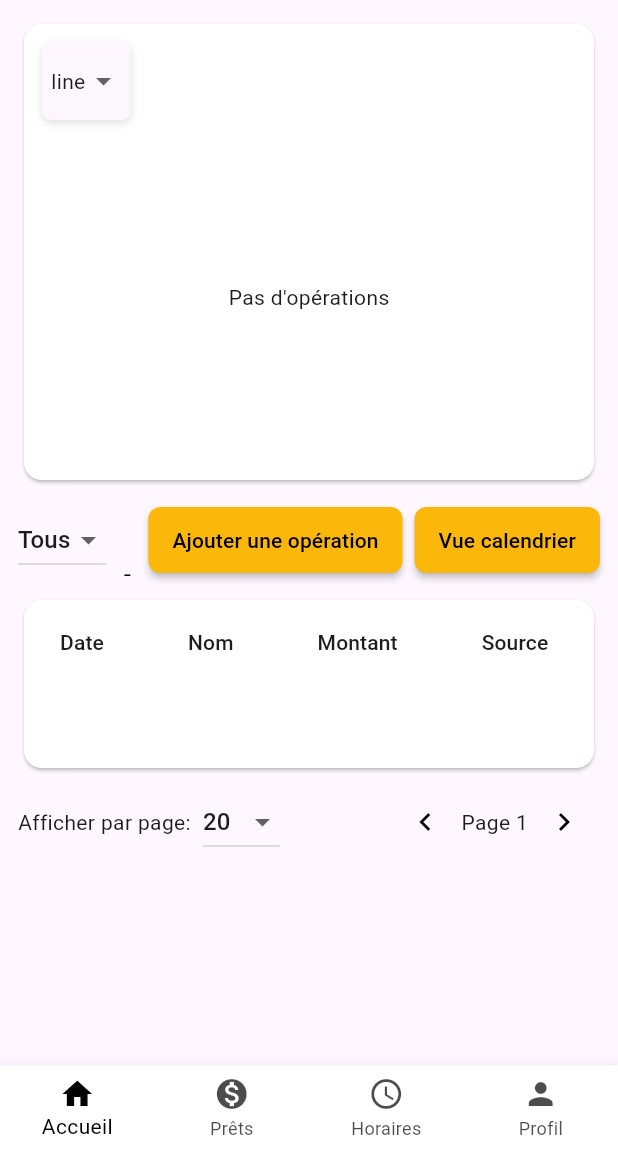
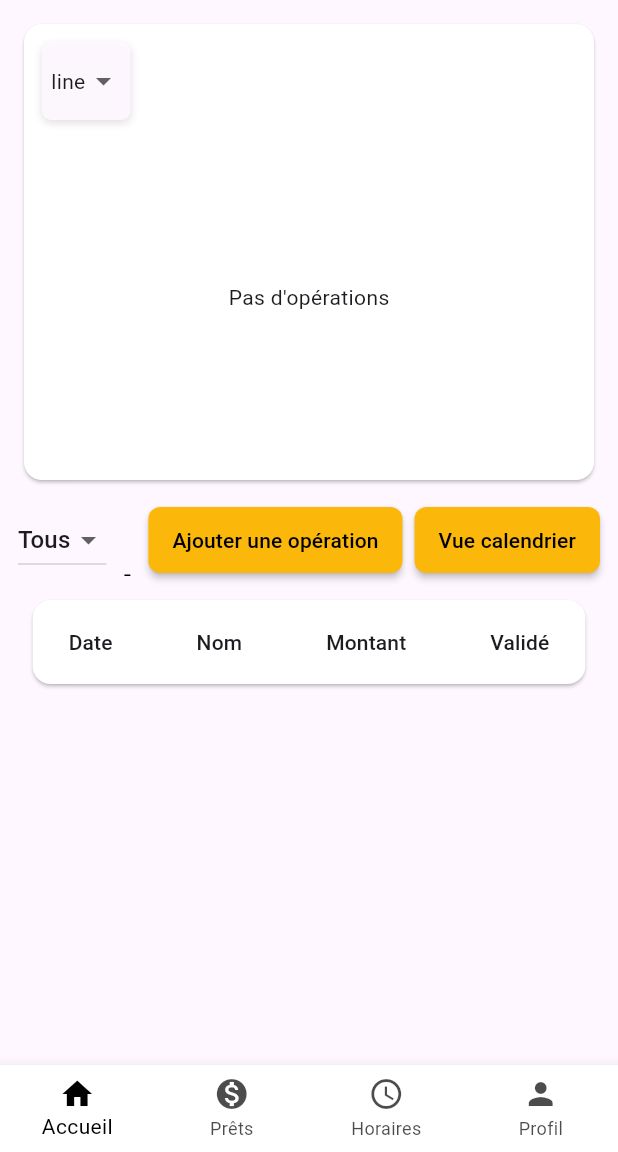
Before and after one commit to FloRobart/econoris_app, a Flutter app: the HomePage screen opened by its route, on a phone screen of 412 x 824 dp, the part 84-1236 px from its top. Run offline on Flutter 3.47's test engine with Material 3 defaults, Android fonts, the light colour scheme and no system bars; our stand-ins replace fl_chart, flutter_dotenv, package_info_plus, shared_preferences, table_calendar; accounts and stored records are empty.

Commit message:
Correction de la page d'accueil

```diff
--- a/lib/pages/home_page.dart
+++ b/lib/pages/home_page.dart
@@ -32,8 +32,7 @@ class _HomePageState extends State<HomePage> {
   final String _sortField = 'operations_date';
   final bool _sortAsc = false;
   String _categoryFilter = 'Tous';
-  int _perPage = 20;
-  int _page = 0;
+  // show only the 15 last operations (no pagination)
 
   @override
   void initState() {
@@ -263,10 +262,7 @@ class _HomePageState extends State<HomePage> {
             child: CalendarPage(operations: ops, onOperationTap: (op) => _openDetail(op)),
           ),
 
-          if (_tableView) Padding(padding: const EdgeInsets.only(top:8.0), child: Row(mainAxisAlignment: MainAxisAlignment.spaceBetween, children: [
-            Row(children: [const Text('Afficher par page:'), const SizedBox(width: 8), DropdownButton<int>(value: _perPage, items: [20,50,100].map((n)=>DropdownMenuItem(value: n, child: Text('$n'))).toList(), onChanged: (v)=> setState(()=>_perPage=v!))]),
-            Row(children: [IconButton(onPressed: ()=> setState(()=> _page = (_page-1).clamp(0,999)), icon: const Icon(Icons.chevron_left)), Text('Page ${_page+1}'), IconButton(onPressed: ()=> setState(()=> _page = _page+1), icon: const Icon(Icons.chevron_right))])
-          ]))
+          // pagination removed: we only show the 15 latest operations
         ]),
         ),
       ),
@@ -274,54 +270,33 @@ class _HomePageState extends State<HomePage> {
   }
 
   Widget _buildTableView(List<Operation> ops) {
-    final start = _page * _perPage;
-    final pageItems = ops.skip(start).take(_perPage).toList();
-
-    // Estimate heights to size the container dynamically.
-    // Defaults match DataTable's defaults: headingRowHeight and dataRowHeight are 56.0.
-    const double headingHeight = 56.0;
-    const double rowHeight = 56.0;
-    // Extra vertical padding inside the Card (approx)
-    const double cardVerticalPadding = 24.0;
-    final maxHeight = MediaQuery.of(context).size.height * 0.56;
-    final desiredHeight = headingHeight + (pageItems.length * rowHeight) + cardVerticalPadding;
-    // Ensure a sensible minimum height (when there are no rows) and clamp to maxHeight
-  final containerHeight = desiredHeight.clamp(120.0, maxHeight);
-
-    return SizedBox(
-      height: containerHeight,
+  // No pagination: show only the 15 most recent operations
+  final pageItems = ops.take(15).toList();
+    // Allow the Card to size itself vertically so the page (outer SingleChildScrollView)
+    // becomes scrollable. Keep horizontal scrolling for wide tables. Add a small
+    // bottom margin so the card doesn't touch the screen edge.
+    return Padding(
+      padding: const EdgeInsets.only(bottom: 12.0),
       child: Card(
-        child: Scrollbar(
-          thumbVisibility: true,
-          child: SingleChildScrollView(
-            // vertical scrolling within the fixed-height box
-            child: SingleChildScrollView(
-              // horizontal scrolling for wide tables
-              scrollDirection: Axis.horizontal,
-              child: DataTable(
+        child: SingleChildScrollView(
+          // horizontal scrolling for wide tables
+          scrollDirection: Axis.horizontal,
+          child: DataTable(
             columns: const [
               DataColumn(label: Text('Date')),
               DataColumn(label: Text('Nom')),
               DataColumn(label: Text('Montant'), numeric: true),
-              DataColumn(label: Text('Source')),
-              DataColumn(label: Text('Destination')),
-              DataColumn(label: Text('Catégorie')),
               DataColumn(label: Text('Validé')),
             ],
             rows: pageItems.map((o) => DataRow(cells: [
               DataCell(Text(DateFormat('yyyy-MM-dd').format(o.levyDate)), onTap: () => _openDetail(o)),
               DataCell(Text(o.label), onTap: () => _openDetail(o)),
               DataCell(Text(o.amount.toStringAsFixed(2)), onTap: () => _openDetail(o)),
-              DataCell(Text(o.source ?? ''), onTap: () => _openDetail(o)),
-              DataCell(Text(o.destination ?? ''), onTap: () => _openDetail(o)),
-              DataCell(Text(o.category), onTap: () => _openDetail(o)),
               DataCell(Icon(o.isValidate ? Icons.check_circle : Icons.remove_circle), onTap: () => _openDetail(o)),
             ])).toList(),
-          ), // DataTable
-        ), // inner horizontal SingleChildScrollView
-      ), // outer vertical SingleChildScrollView
-    ), // Scrollbar
-  ), // Card
-); // SizedBox
+          ), // DataTable inside horizontal SingleChildScrollView
+        ), // horizontal SingleChildScrollView
+      ), // Card with bottom padding
+    );
   }
 }
```
Also changed, not shown: 1 other file.
